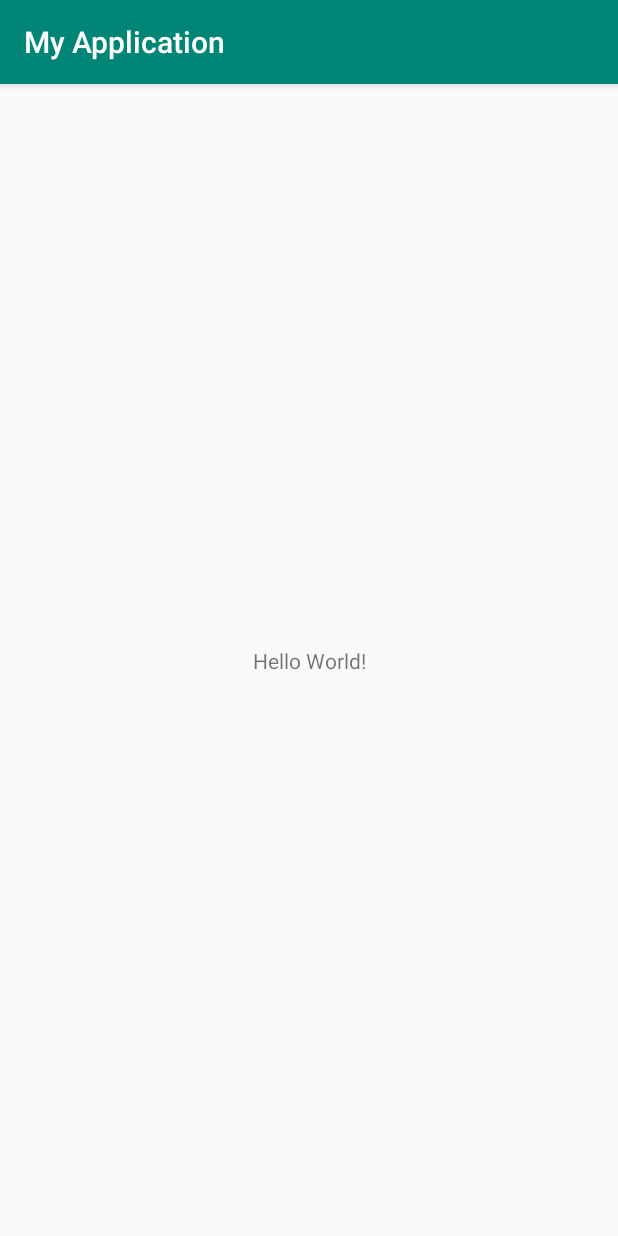
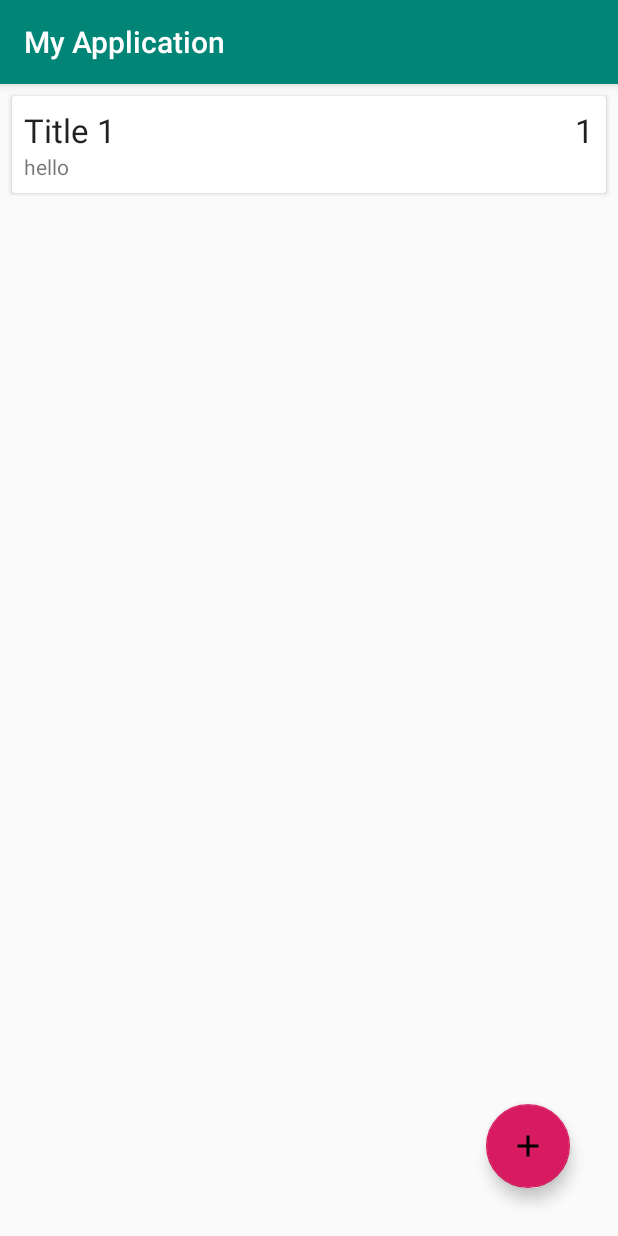
Before and after one commit to jaelcve/NoteApp, an Android app: the screen it shows after launch (MainActivity), on a phone screen of 412 x 824 dp. Run offline under Robolectric (Android 15) with nearby library versions, the phone set to English and light mode, and no system bars; our stand-ins replace Room's generated code.

Commit message:
created addNoteActivity to let user add notes , added FAB, added note menu to save user notes

```diff
--- a/app/src/main/java/info/jianhuang/NoteApp/MainActivity.java
+++ b/app/src/main/java/info/jianhuang/NoteApp/MainActivity.java
@@ -3,27 +3,69 @@ package info.jianhuang.NoteApp;
 import androidx.appcompat.app.AppCompatActivity;
 import androidx.lifecycle.Observer;
 import androidx.lifecycle.ViewModelProviders;
+import androidx.recyclerview.widget.LinearLayoutManager;
+import androidx.recyclerview.widget.RecyclerView;
 
+import android.content.Intent;
 import android.os.Bundle;
+import android.view.View;
+import android.widget.LinearLayout;
 import android.widget.Toast;
+
+import com.google.android.material.floatingactionbutton.FloatingActionButton;
 
 import java.util.List;
 
 public class MainActivity extends AppCompatActivity {
 
+    public static final int ADD_NOTE_REQUEST = 1;
+
     private NoteViewModel noteViewModel;
+
     @Override
     protected void onCreate(Bundle savedInstanceState) {
         super.onCreate(savedInstanceState);
         setContentView(R.layout.activity_main);
 
+        FloatingActionButton fabAddNote = findViewById(R.id.fab_add_note);
+        fabAddNote.setOnClickListener(new View.OnClickListener() {
+            @Override
+            public void onClick(View v) {
+                Intent intent = new Intent(MainActivity.this, AddNotesActivity.class);
+                startActivityForResult(intent, ADD_NOTE_REQUEST);
+            }
+        });
+
+        RecyclerView recyclerView = findViewById(R.id.rv_main);
+        recyclerView.setLayoutManager(new LinearLayoutManager(this));
+        recyclerView.setHasFixedSize(true);
+
+        final NoteAdapter adapter = new NoteAdapter();
+        recyclerView.setAdapter(adapter);
         noteViewModel = ViewModelProviders.of(this).get(NoteViewModel.class);
         noteViewModel.getAllNotes().observe(this, new Observer<List<Note>>() {
             @Override
             public void onChanged(List<Note> notes) {
-                Toast.makeText(MainActivity.this, "onChanged", Toast.LENGTH_SHORT).show();
+                adapter.setNotes(notes);
             }
         });
+    }
 
+    @Override
+    protected void onActivityResult(int requestCode, int resultCode, Intent data){
+        super.onActivityResult(requestCode, resultCode, data);
+
+        if (requestCode == ADD_NOTE_REQUEST && resultCode == RESULT_OK){
+            String title = data.getStringExtra(AddNotesActivity.EXTRA_TITLE);
+            String desc = data.getStringExtra(AddNotesActivity.EXTRA_DESC);
+            int priority = data.getIntExtra(AddNotesActivity.EXTRA_PRIORITY, 1);
+
+            Note note = new Note(title, desc, priority);
+            noteViewModel.insert(note);
+
+            Toast.makeText(this, "Note Saved", Toast.LENGTH_SHORT).show();
+        }else{
+            Toast.makeText(this, "Not is not saved", Toast.LENGTH_SHORT).show();
+        }
     }
 }
--- /dev/null
+++ b/app/src/main/java/info/jianhuang/NoteApp/NoteAdapter.java
@@ -0,0 +1,58 @@
+package info.jianhuang.NoteApp;
+
+import android.content.Context;
+import android.view.LayoutInflater;
+import android.view.View;
+import android.view.ViewGroup;
+import android.widget.TextView;
+
+import java.util.ArrayList;
+import java.util.List;
+
+import androidx.annotation.NonNull;
+import androidx.recyclerview.widget.RecyclerView;
+
+public class NoteAdapter extends RecyclerView.Adapter<NoteAdapter.NoteHolder> {
+
+    private List<Note> notes = new ArrayList<>();
+    private Context mContext;
+
+
+    @NonNull
+    @Override
+    public NoteHolder onCreateViewHolder(@NonNull ViewGroup parent, int viewType) {
+        View v = LayoutInflater.from(parent.getContext()).inflate(R.layout.note_item, parent, false);
+        return new NoteHolder(v);
+    }
+
+    @Override
+    public void onBindViewHolder(@NonNull NoteHolder holder, int position) {
+        holder.tvTitle.setText(notes.get(position).getTitle());
+        holder.tvPriority.setText(String.valueOf(notes.get(position).getPriority()));
+        holder.tvDescription.setText(notes.get(position).getDescription());
+    }
+
+    @Override
+    public int getItemCount() {
+        return notes.size();
+    }
+
+    public void setNotes(List<Note> notes){
+        this.notes = notes;
+        notifyDataSetChanged();
+    }
+
+    class NoteHolder extends RecyclerView.ViewHolder{
+        private TextView tvTitle;
+        private TextView tvDescription;
+        private TextView tvPriority;
+
+        public NoteHolder(View itemView){
+            super(itemView);
+            tvTitle = itemView.findViewById(R.id.tv_title);
+            tvDescription = itemView.findViewById(R.id.tv_description);
+            tvPriority = itemView.findViewById(R.id.tv_priority);
+
+        }
+    }
+}
--- a/app/src/main/java/info/jianhuang/NoteApp/NoteDatabase.java
+++ b/app/src/main/java/info/jianhuang/NoteApp/NoteDatabase.java
@@ -39,9 +39,12 @@ public abstract class NoteDatabase extends RoomDatabase {
 
         private NoteDao noteDao;
 
-        private PopulateDbAsyncTask(NoteDatabase db){
+
+        private PopulateDbAsyncTask(NoteDatabase db)
+        {
             noteDao = db.noteDao();
         }
+
         @Override
         protected Void doInBackground(Void... voids) {
             noteDao.insert(new Note("Title 1", "hello", 1));
--- /dev/null
+++ b/app/src/main/res/drawable/ic_add_black_24dp.xml
@@ -0,0 +1,9 @@
+<vector xmlns:android="http://schemas.android.com/apk/res/android"
+        android:width="24dp"
+        android:height="24dp"
+        android:viewportWidth="24.0"
+        android:viewportHeight="24.0">
+    <path
+        android:fillColor="#FF000000"
+        android:pathData="M19,13h-6v6h-2v-6H5v-2h6V5h2v6h6v2z"/>
+</vector>
--- a/app/src/main/res/layout/activity_main.xml
+++ b/app/src/main/res/layout/activity_main.xml
@@ -1,18 +1,23 @@
 <?xml version="1.0" encoding="utf-8"?>
-<androidx.constraintlayout.widget.ConstraintLayout xmlns:android="http://schemas.android.com/apk/res/android"
-    xmlns:app="http://schemas.android.com/apk/res-auto"
+<androidx.coordinatorlayout.widget.CoordinatorLayout xmlns:android="http://schemas.android.com/apk/res/android"
     xmlns:tools="http://schemas.android.com/tools"
     android:layout_width="match_parent"
     android:layout_height="match_parent"
     tools:context=".MainActivity">
 
-    <TextView
+    <androidx.recyclerview.widget.RecyclerView
+        android:id="@+id/rv_main"
+        android:layout_width="match_parent"
+        android:layout_height="match_parent">
+
+    </androidx.recyclerview.widget.RecyclerView>
+
+    <com.google.android.material.floatingactionbutton.FloatingActionButton
+        android:id="@+id/fab_add_note"
         android:layout_width="wrap_content"
         android:layout_height="wrap_content"
-        android:text="Hello World!"
-        app:layout_constraintBottom_toBottomOf="parent"
-        app:layout_constraintLeft_toLeftOf="parent"
-        app:layout_constraintRight_toRightOf="parent"
-        app:layout_constraintTop_toTopOf="parent" />
+        android:src="@drawable/ic_add_black_24dp"
+        android:layout_gravity="bottom|end"
+        android:layout_margin="32dp"/>
 
-</androidx.constraintlayout.widget.ConstraintLayout>
+</androidx.coordinatorlayout.widget.CoordinatorLayout>
--- /dev/null
+++ b/app/src/main/res/layout/note_item.xml
@@ -0,0 +1,54 @@
+<?xml version="1.0" encoding="utf-8"?>
+<com.google.android.material.card.MaterialCardView
+    xmlns:android="http://schemas.android.com/apk/res/android" android:layout_width="match_parent"
+    android:layout_height="wrap_content"
+    android:layout_marginEnd="8dp"
+    android:layout_marginRight="8dp"
+    android:layout_marginStart="8dp"
+    android:layout_marginLeft="8dp"
+    android:layout_marginTop="8dp">
+
+    <RelativeLayout
+        android:layout_width="wrap_content"
+        android:layout_height="wrap_content"
+        android:padding="8dp">
+
+        <TextView
+            android:id="@+id/tv_priority"
+            android:layout_width="wrap_content"
+            android:layout_height="wrap_content"
+            android:layout_alignParentEnd="true"
+            android:layout_alignParentRight="true"
+            android:text="@string/priority_1"
+            android:textAppearance="@style/Base.TextAppearance.AppCompat.Large"
+            />
+
+        <TextView
+            android:id="@+id/tv_title"
+            android:layout_width="wrap_content"
+            android:layout_height="wrap_content"
+            android:text="@string/note_title"
+            android:textAppearance="@style/Base.TextAppearance.AppCompat.Large"
+            android:maxLines="1"
+            android:layout_toStartOf="@+id/tv_priority"
+            android:layout_toLeftOf="@+id/tv_priority"
+            android:layout_alignParentStart="true"
+            android:layout_alignParentLeft="true"
+            android:ellipsize="end"
+            />
+
+        <TextView
+            android:id="@+id/tv_description"
+            android:layout_width="wrap_content"
+            android:layout_height="wrap_content"
+            android:text="@string/note_description"
+            android:layout_below="@+id/tv_title"
+            />
+
+    </RelativeLayout>
+    <!--<ImageButton-->
+        <!--android:id="@+id/ib_image"-->
+        <!--android:layout_width="match_parent"-->
+        <!--android:layout_height="wrap_content" />-->
+
+</com.google.android.material.card.MaterialCardView>
--- a/app/src/main/res/values/strings.xml
+++ b/app/src/main/res/values/strings.xml
@@ -1,3 +1,10 @@
 <resources>
     <string name="app_name">My Application</string>
+    <string name="priority_1">1</string>
+    <string name="note_title">Title</string>
+    <string name="note_description">description</string>
+    <string name="add_note_title">Title</string>
+    <string name="edit_text_des">description</string>
+    <string name="priority">Priority</string>
+    <string name="title_save_menu">Save</string>
 </resources>
```
Also changed, not shown: app/build.gradle (+6 -8 lines), app/src/main/AndroidManifest.xml (+5 -2 lines), app/src/main/java/info/jianhuang/NoteApp/AddNotesActivity.java (added, +79 -0 lines), app/src/main/res/drawable/ic_close_black_24dp.xml (added, +9 -0 lines), app/src/main/res/drawable/ic_save_black_24dp.xml (added, +9 -0 lines), app/src/main/res/layout/activity_add_notes.xml (added, +37 -0 lines), app/src/main/res/menu/add_note_menu.xml (added, +10 -0 lines), 1 other file.
